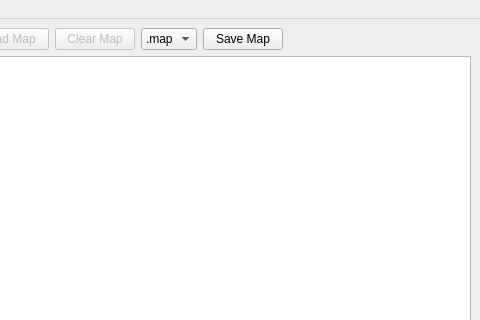
Qt form gui/map_editor.ui (TaimoorRana/Risk) before a commit; both pictures show x 320 to 800 and y 0 to 320 of the 800 by 600 pixel window.
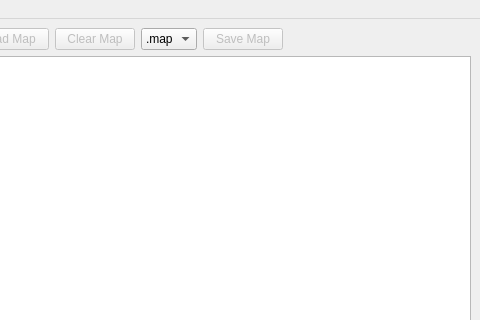
The same form after that commit.

Commit message: Fixes #14: ensure cancellation actions on map loading/saving set proper widget states

```diff
--- a/gui/map_editor.ui
+++ b/gui/map_editor.ui
@@ -86,7 +86,7 @@
       <item>
        <widget class="QPushButton" name="saveMapPushButton">
         <property name="enabled">
-         <bool>true</bool>
+         <bool>false</bool>
         </property>
         <property name="toolTip">
          <string>Click to save the map file into the build folder.</string>
```
The commit also changes 2 other files.
